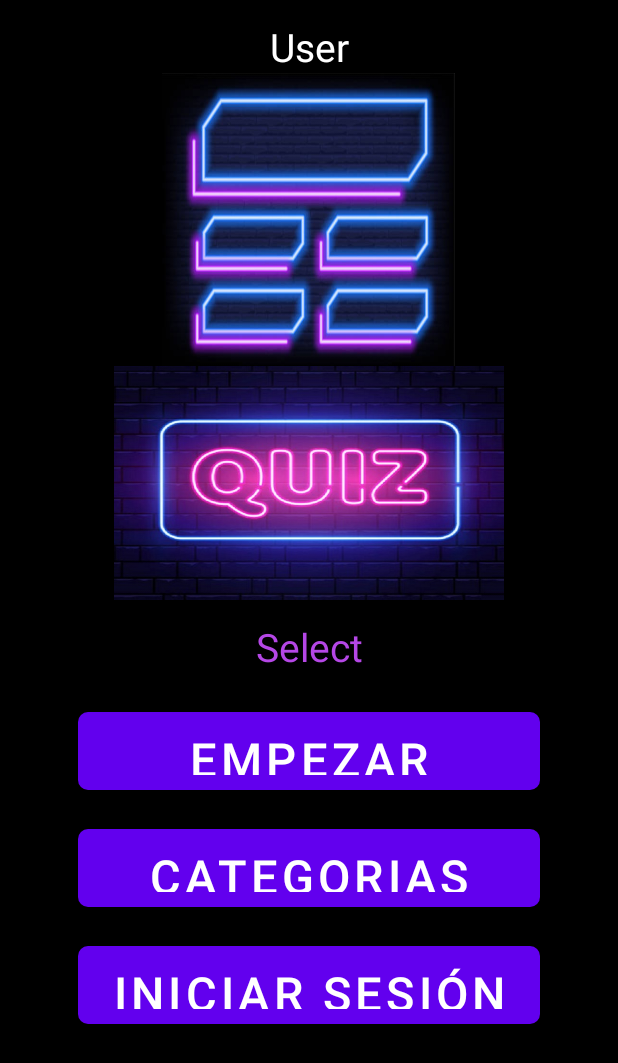
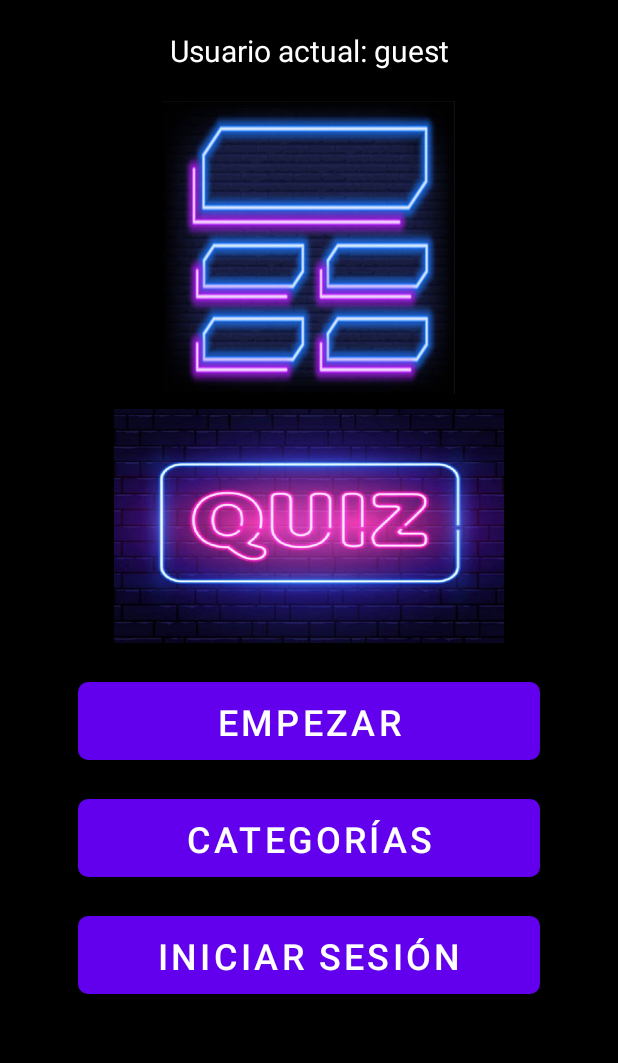
Before and after one commit to HEO-80/quizzapp-pro, an Android app: the screen it shows after launch (StartActivity), on a phone screen of 412 x 824 dp. Shown: the top 1063 px of the screen. Run offline under Robolectric (Android 15) with nearby library versions, the phone set to English and light mode, and no system bars; our stand-ins replace AdMob, sdp/ssp sizes.

Commit message:
Implementación de gestión de usuarios con sesión y lógica de invitado

```diff
--- /dev/null
+++ b/app/src/main/java/com/example/Utils/SessionManager.java
@@ -0,0 +1,37 @@
+package com.example.Utils;
+
+import android.content.Context;
+import android.content.SharedPreferences;
+
+public class SessionManager {
+    private static final String PREF_NAME = "user_session";
+    private static final String KEY_USERNAME = "username";
+    private static final String KEY_PASSWORD = "password";
+
+    private SharedPreferences sharedPreferences;
+    private SharedPreferences.Editor editor;
+
+    public SessionManager(Context context) {
+        sharedPreferences = context.getSharedPreferences(PREF_NAME, Context.MODE_PRIVATE);
+        editor = sharedPreferences.edit();
+    }
+
+    public void saveUser(String username, String password) {
+        editor.putString(KEY_USERNAME, username);
+        editor.putString(KEY_PASSWORD, password);
+        editor.apply();
+    }
+
+    public String getUsername() {
+        return sharedPreferences.getString(KEY_USERNAME, "guest");
+    }
+
+    public boolean isGuest() {
+        return "guest".equals(getUsername());
+    }
+
+    public void logout() {
+        editor.clear();
+        editor.apply();
+    }
+}
--- a/app/src/main/java/com/example/quizzapp/StartActivity.java
+++ b/app/src/main/java/com/example/quizzapp/StartActivity.java
@@ -4,46 +4,64 @@ import android.content.Intent;
 import android.os.Bundle;
 import android.view.View;
 import android.widget.Button;
+import android.widget.TextView;
+import android.widget.Toast;
 
 import androidx.appcompat.app.AppCompatActivity;
 
+import com.example.Utils.SessionManager;
+
 public class StartActivity extends AppCompatActivity {
 
-    Button btnStart;
-    Button btnCategory;
-    Button btnLogin;
+    private Button btnStart, btnCategory, btnLogin, btnLogout;
+    private TextView userNameDisplay;
+    private SessionManager sessionManager;
 
     @Override
     protected void onCreate(Bundle savedInstanceState) {
         super.onCreate(savedInstanceState);
         setContentView(R.layout.activity_start);
+
+        // Inicializar vistas
         btnStart = findViewById(R.id.btnStart);
         btnCategory = findViewById(R.id.btnCategory);
         btnLogin = findViewById(R.id.btnLogin);
+        btnLogout = findViewById(R.id.btnLogout);
+        userNameDisplay = findViewById(R.id.user_name_display); // Inicializar correctamente el TextView
 
-        btnStart.setOnClickListener(new View.OnClickListener() {
-            @Override
-            public void onClick(View v) {
-                Intent intent = new Intent(StartActivity.this, MainActivity.class);
-                startActivity(intent);
-            }
+        sessionManager = new SessionManager(this);
+
+        // Obtener el usuario actual o "guest" por defecto
+        String currentUser = sessionManager.getUsername();
+        userNameDisplay.setText("Usuario actual: " + currentUser);
+
+        // Controlar visibilidad del botón Logout
+        if (sessionManager.isGuest()) {
+            btnLogout.setVisibility(View.GONE); // Ocultar el botón si el usuario es "guest"
+        } else {
+            btnLogout.setVisibility(View.VISIBLE); // Mostrar el botón si es otro usuario
+        }
+
+        // Listeners de botones
+        btnStart.setOnClickListener(v -> {
+            Intent intent = new Intent(StartActivity.this, MainActivity.class);
+            startActivity(intent);
         });
 
-        btnCategory.setOnClickListener(new View.OnClickListener() {
-            @Override
-            public void onClick(View v) {
-                Intent intent = new Intent(StartActivity.this, CategoryActivity.class);
-                startActivity(intent);
-            }
+        btnCategory.setOnClickListener(v -> {
+            Intent intent = new Intent(StartActivity.this, CategoryActivity.class);
+            startActivity(intent);
         });
 
-        btnLogin.setOnClickListener(new View.OnClickListener(){
+        btnLogin.setOnClickListener(v -> {
+            Intent intent = new Intent(StartActivity.this, LoginActivity.class);
+            startActivity(intent);
+        });
 
-            @Override
-            public void onClick(View v) {
-                Intent intent = new Intent(StartActivity.this, LoginActivity.class);
-                startActivity(intent);
-            }
+        btnLogout.setOnClickListener(v -> {
+            sessionManager.logout();
+            Toast.makeText(this, "Cerraste sesión. Usuario invitado activado.", Toast.LENGTH_SHORT).show();
+            recreate(); // Reinicia la actividad para mostrar el usuario "guest".
         });
     }
 }
--- a/app/src/main/res/layout/activity_start.xml
+++ b/app/src/main/res/layout/activity_start.xml
@@ -1,4 +1,3 @@
-<?xml version="1.0" encoding="utf-8"?>
 <RelativeLayout xmlns:android="http://schemas.android.com/apk/res/android"
     xmlns:app="http://schemas.android.com/apk/res-auto"
     xmlns:tools="http://schemas.android.com/tools"
@@ -18,45 +17,42 @@
             android:gravity="center"
             android:layout_centerInParent="true">
 
+            <!-- Nombre de usuario actual -->
             <TextView
+                android:id="@+id/user_name_display"
                 android:layout_width="match_parent"
                 android:layout_height="wrap_content"
-            android:textColor="#ffff"
                 android:gravity="center"
-            android:layout_marginTop="@dimen/_10sdp"
-            android:textSize="@dimen/_20sdp"
-            android:text="@string/user_name"/>
+                android:layout_marginTop="20dp"
+                android:textColor="@color/white"
+                android:textSize="20sp"
+                android:text="Usuario actual: guest" />
 
+            <!-- Nombre de usuario -->
+<!--            <TextView-->
+<!--                android:id="@+id/tvUsername"-->
+<!--                android:layout_width="match_parent"-->
+<!--                android:layout_height="wrap_content"-->
+<!--                android:textColor="@color/white"-->
+<!--                android:gravity="center"-->
+<!--                android:layout_marginTop="10dp"-->
+<!--                android:textSize="16sp"-->
+<!--                android:text="Usuario: " />-->
+
+            <!-- Logos -->
             <ImageView
                 android:layout_width="@dimen/_150sdp"
                 android:layout_height="@dimen/_150sdp"
                 android:background="@drawable/logo1"
-            android:layout_centerInParent="true"/>
+                android:layout_marginTop="20dp" />
 
             <ImageView
                 android:layout_width="@dimen/_200sdp"
                 android:layout_height="@dimen/_120sdp"
                 android:background="@drawable/logo2"
-            android:layout_centerInParent="true"/>
+                android:layout_marginTop="10dp" />
 
-<!--        <TextView-->
-<!--            android:layout_width="match_parent"-->
-<!--            android:layout_height="wrap_content"-->
-<!--            android:textColor="#B547E6"-->
-<!--            android:gravity="center"-->
-<!--            android:layout_marginTop="@dimen/_10sdp"-->
-<!--            android:textSize="@dimen/_32sdp"-->
-<!--            android:text="@string/app_name"/>-->
-
-        <TextView
-            android:layout_width="match_parent"
-            android:layout_height="wrap_content"
-            android:textColor="#B547E6"
-            android:gravity="center"
-            android:layout_marginTop="@dimen/_10sdp"
-            android:textSize="@dimen/_20sdp"
-            android:text="@string/app_name2"/>
-
+            <!-- Botones -->
             <Button
                 android:id="@+id/btnStart"
                 android:layout_width="match_parent"
@@ -68,7 +64,8 @@
                 android:gravity="center"
                 android:text="Empezar"
                 android:textColor="@color/white"
-            android:textSize="@dimen/_24sdp" />
+                android:textSize="24sp" />
+
             <Button
                 android:id="@+id/btnCategory"
                 android:layout_width="match_parent"
@@ -78,9 +75,9 @@
                 android:layout_marginEnd="@dimen/_40sdp"
                 android:background="@drawable/share_shape"
                 android:gravity="center"
-            android:text="Categorias"
+                android:text="Categorías"
                 android:textColor="@color/white"
-            android:textSize="@dimen/_24sdp" />
+                android:textSize="24sp" />
 
             <Button
                 android:id="@+id/btnLogin"
@@ -93,24 +90,29 @@
                 android:gravity="center"
                 android:text="Iniciar Sesión"
                 android:textColor="@color/white"
-            android:textSize="@dimen/_24sdp" />
+                android:textSize="24sp" />
 
+            <Button
+                android:id="@+id/btnLogout"
+                android:layout_width="match_parent"
+                android:layout_height="@dimen/_40sdp"
+                android:layout_marginStart="@dimen/_40sdp"
+                android:layout_marginTop="@dimen/_20sdp"
+                android:layout_marginEnd="@dimen/_40sdp"
+                android:background="@drawable/share_shape"
+                android:gravity="center"
+                android:text="Cerrar Sesión"
+                android:textColor="@color/white"
+                android:textSize="24sp" />
+
+            <!-- Banner de Google Ads -->
             <com.google.android.gms.ads.AdView
                 android:id="@+id/adView"
                 android:layout_width="wrap_content"
                 android:layout_height="wrap_content"
-            android:layout_alignParentBottom="true"
-            android:layout_centerHorizontal="true"
-            android:layout_marginStart="@dimen/_35sdp"
-            android:layout_marginLeft="@dimen/_35sdp"
-            android:layout_marginTop="@dimen/_25sdp"
-            android:layout_marginEnd="@dimen/_35sdp"
-            android:layout_marginRight="@dimen/_35sdp"
+                android:layout_marginTop="25dp"
                 app:adSize="BANNER"
-            app:adUnitId="ca-app-pub-3940256099942544/6300978111"></com.google.android.gms.ads.AdView>
-
+                app:adUnitId="ca-app-pub-3940256099942544/6300978111" />
         </LinearLayout>
-
     </ScrollView>
-
 </RelativeLayout>
```
Also changed, not shown: app/src/main/java/com/example/quizzapp/DashboardActivity.java (+10 -0 lines), app/src/main/java/com/example/quizzapp/LoginActivity.java (+30 -23 lines), app/src/main/res/layout/activity_dashboard.xml (+10 -0 lines). Lines whose indentation alone changed are shown as unchanged.
